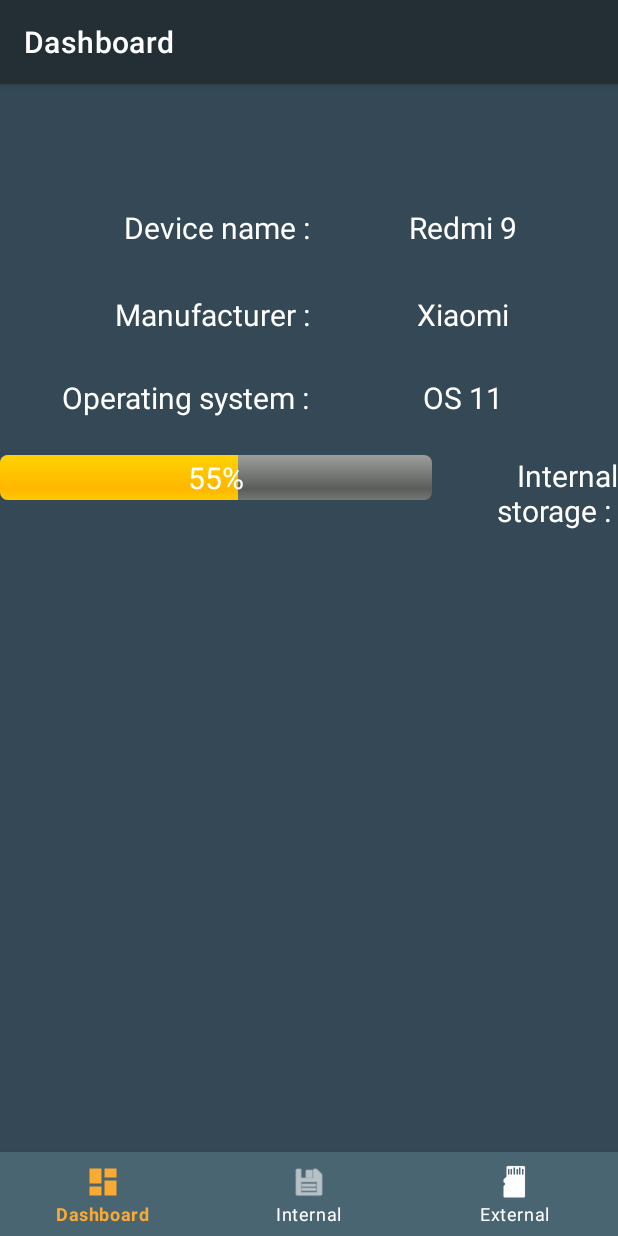
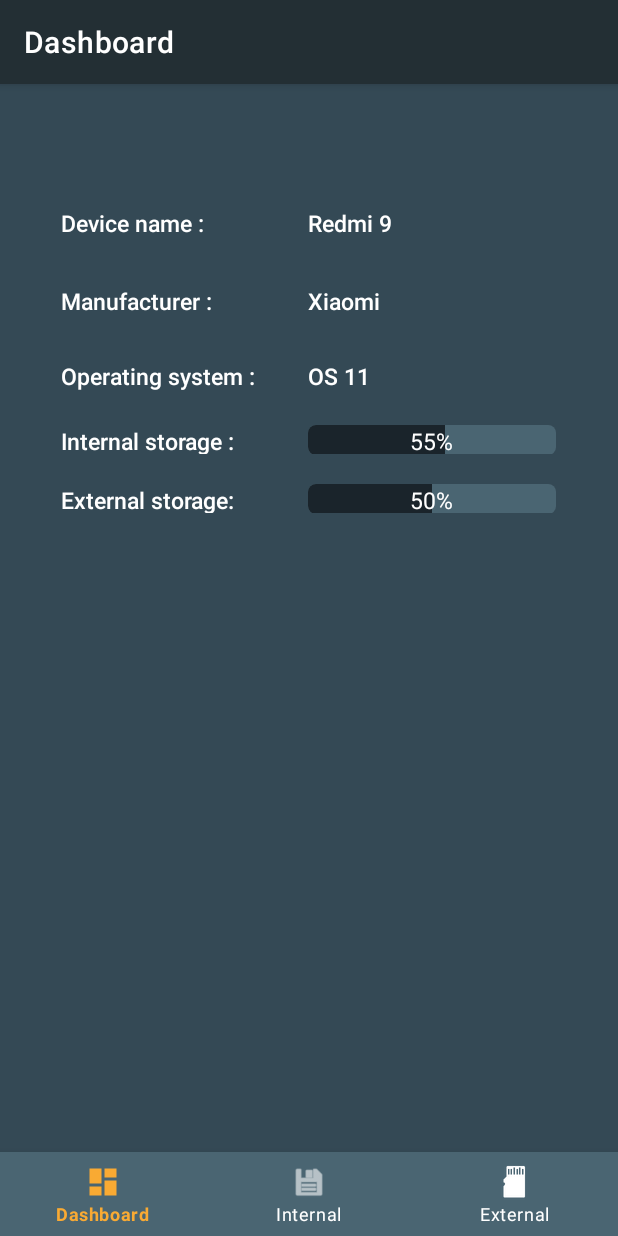
Before and after one commit to magericx/StorageManipulator, an Android app: the screen it shows after launch (MainActivity), on a phone screen of 412 x 824 dp. Run offline under Robolectric (Android 15) with nearby library versions, the phone set to English and light mode, and no system bars; our stand-ins replace navigation-ui.

Commit message:
Add styling and elements

```diff
--- a/app/src/main/res/layout/fragment_dashboard.xml
+++ b/app/src/main/res/layout/fragment_dashboard.xml
@@ -21,14 +21,20 @@
 
 
         <TextView
+            android:layout_width="0dp"
+            android:layout_height="wrap_content"
+            android:layout_weight=".10" />
+
+        <TextView
             android:id="@+id/title_device_name"
             android:layout_width="0dp"
             android:layout_height="wrap_content"
-            android:layout_weight=".50"
-            android:gravity="end"
+            android:layout_weight=".40"
+            android:fontFamily="sans-serif-medium"
+            android:gravity="start"
             android:text="@string/title_device_name"
             android:textColor="@color/white"
-            android:textSize="20sp"
+            android:textSize="15sp"
             app:layout_constraintBottom_toBottomOf="parent"
             app:layout_constraintEnd_toEndOf="parent"
             app:layout_constraintHorizontal_bias="0.0"
@@ -41,10 +47,11 @@
             android:layout_width="0dp"
             android:layout_height="wrap_content"
             android:layout_weight=".50"
-            android:gravity="center"
+            android:fontFamily="sans-serif-medium"
+            android:gravity="start"
             android:text="@string/text_device_name"
             android:textColor="@color/white"
-            android:textSize="20sp"
+            android:textSize="15sp"
             app:layout_constraintBottom_toBottomOf="parent"
             app:layout_constraintEnd_toEndOf="parent"
             app:layout_constraintHorizontal_bias="0.0"
@@ -66,14 +73,20 @@
         tools:layout_editor_absoluteX="0dp">
 
         <TextView
+            android:layout_width="0dp"
+            android:layout_height="wrap_content"
+            android:layout_weight=".10" />
+
+        <TextView
             android:id="@+id/title_manufacturer_name"
             android:layout_width="0dp"
             android:layout_height="wrap_content"
-            android:layout_weight=".50"
-            android:gravity="end"
+            android:layout_weight=".40"
+            android:fontFamily="sans-serif-medium"
+            android:gravity="start"
             android:text="@string/title_manufacturer"
             android:textColor="@color/white"
-            android:textSize="20sp"
+            android:textSize="15sp"
             app:layout_constraintBottom_toBottomOf="parent"
             app:layout_constraintEnd_toEndOf="parent"
             app:layout_constraintHorizontal_bias="0.0"
@@ -86,10 +99,11 @@
             android:layout_width="0dp"
             android:layout_height="wrap_content"
             android:layout_weight=".50"
-            android:gravity="center"
+            android:fontFamily="sans-serif-medium"
+            android:gravity="start"
             android:text="@string/text_manufacturer"
             android:textColor="@color/white"
-            android:textSize="20sp"
+            android:textSize="15sp"
             app:layout_constraintBottom_toBottomOf="parent"
             app:layout_constraintEnd_toEndOf="parent"
             app:layout_constraintHorizontal_bias="0.0"
@@ -111,14 +125,20 @@
         tools:layout_editor_absoluteX="0dp">
 
         <TextView
+            android:layout_width="0dp"
+            android:layout_height="wrap_content"
+            android:layout_weight=".10" />
+
+        <TextView
             android:id="@+id/title_operating_system"
             android:layout_width="0dp"
             android:layout_height="wrap_content"
-            android:layout_weight=".50"
-            android:gravity="end"
+            android:layout_weight=".40"
+            android:fontFamily="sans-serif-medium"
+            android:gravity="start"
             android:text="@string/title_operating_system"
             android:textColor="@color/white"
-            android:textSize="20sp"
+            android:textSize="15sp"
             app:layout_constraintBottom_toBottomOf="parent"
             app:layout_constraintEnd_toEndOf="parent"
             app:layout_constraintHorizontal_bias="0.0"
@@ -131,10 +151,11 @@
             android:layout_width="0dp"
             android:layout_height="wrap_content"
             android:layout_weight=".50"
-            android:gravity="center"
+            android:fontFamily="sans-serif-medium"
+            android:gravity="start"
             android:text="@string/text_operating_system"
             android:textColor="@color/white"
-            android:textSize="20sp"
+            android:textSize="15sp"
             app:layout_constraintBottom_toBottomOf="parent"
             app:layout_constraintEnd_toEndOf="parent"
             app:layout_constraintHorizontal_bias="0.0"
@@ -150,45 +171,26 @@
         android:layout_width="match_parent"
         android:layout_height="wrap_content"
         android:orientation="horizontal"
-        android:paddingTop="5dp"
         app:layout_constraintBottom_toBottomOf="parent"
         app:layout_constraintTop_toBottomOf="@+id/operating_system_container"
         app:layout_constraintVertical_bias="0.04"
         tools:layout_editor_absoluteX="0dp">
 
-        <FrameLayout
+        <TextView
             android:layout_width="0dp"
             android:layout_height="wrap_content"
-            android:layout_weight=".70">
-
-            <ProgressBar
-                android:id="@+id/internal_storage_progressBar"
-                style="@android:style/Widget.ProgressBar.Horizontal"
-                android:layout_width="match_parent"
-                android:layout_height="30dp"
-                android:layout_gravity="center"
-                android:progress="55" />
-
-            <TextView
-                android:id="@+id/text_internal_storage"
-                android:layout_width="wrap_content"
-                android:layout_height="wrap_content"
-                android:layout_gravity="center"
-                android:gravity="center"
-                android:text="@string/text_internal_storage"
-                android:textColor="@color/white"
-                android:textSize="20sp" />
-        </FrameLayout>
+            android:layout_weight=".10" />
 
         <TextView
             android:id="@+id/title_internal_storage"
             android:layout_width="0dp"
-            android:layout_height="wrap_content"
+            android:layout_height="match_parent"
             android:layout_weight=".30"
-            android:gravity="end"
+            android:fontFamily="sans-serif-medium"
+            android:gravity="start"
             android:text="@string/title_internal_storage"
             android:textColor="@color/white"
-            android:textSize="20sp"
+            android:textSize="15sp"
             app:layout_constraintBottom_toBottomOf="parent"
             app:layout_constraintEnd_toEndOf="parent"
             app:layout_constraintHorizontal_bias="0.0"
@@ -196,17 +198,114 @@
             app:layout_constraintTop_toTopOf="parent"
             app:layout_constraintVertical_bias="0.195" />
 
+        <TextView
+            android:layout_width="0dp"
+            android:layout_height="wrap_content"
+            android:layout_weight=".10" />
+
+        <FrameLayout
+            android:layout_width="0dp"
+            android:layout_height="match_parent"
+            android:layout_weight=".40"
+            app:layout_constraintBottom_toBottomOf="parent"
+            app:layout_constraintEnd_toEndOf="parent"
+            app:layout_constraintHorizontal_bias="0.0"
+            app:layout_constraintStart_toStartOf="parent"
+            app:layout_constraintTop_toTopOf="parent"
+            app:layout_constraintVertical_bias="0.195">
+
+            <ProgressBar
+                android:id="@+id/internal_storage_progressBar"
+                style="@android:style/Widget.ProgressBar.Horizontal"
+                android:layout_width="match_parent"
+                android:layout_height="20dp"
+                android:layout_gravity="center_vertical"
+                android:progress="55"
+                android:theme="@style/progressbar_theme" />
+
+            <TextView
+                android:id="@+id/text_internal_storage"
+                android:layout_width="wrap_content"
+                android:layout_height="wrap_content"
+                android:layout_gravity="center"
+                android:fontFamily="sans-serif"
+                android:gravity="center"
+                android:text="@string/text_internal_storage"
+                android:textColor="@color/white"
+                android:textSize="15sp" />
+        </FrameLayout>
+
+        <TextView
+            android:layout_width="0dp"
+            android:layout_height="wrap_content"
+            android:layout_weight=".10"
+            android:gravity="center" />
 
     </LinearLayout>
-    <!--    <ProgressBar-->
-    <!--        android:id="@+id/progressBar"-->
-    <!--        style="?android:attr/progressBarStyleHorizontal"-->
-    <!--        android:layout_width="260dp"-->
-    <!--        android:layout_height="20dp"-->
-    <!--        app:layout_constraintBottom_toBottomOf="parent"-->
-    <!--        app:layout_constraintEnd_toEndOf="parent"-->
-    <!--        app:layout_constraintHorizontal_bias="0.496"-->
-    <!--        app:layout_constraintStart_toStartOf="parent"-->
-    <!--        app:layout_constraintTop_toTopOf="parent"-->
-    <!--        app:layout_constraintVertical_bias="0.832" />-->
+
+    <LinearLayout
+        android:id="@+id/external_storage_container"
+        android:layout_width="match_parent"
+        android:layout_height="wrap_content"
+        android:orientation="horizontal"
+        app:layout_constraintBottom_toBottomOf="parent"
+        app:layout_constraintTop_toBottomOf="@+id/internal_storage_container"
+        app:layout_constraintVertical_bias="0.04"
+        tools:layout_editor_absoluteX="0dp">
+
+        <TextView
+            android:layout_width="0dp"
+            android:layout_height="wrap_content"
+            android:layout_weight=".10" />
+
+        <TextView
+            android:id="@+id/title_external_storage"
+            android:layout_width="0dp"
+            android:layout_height="match_parent"
+            android:layout_weight=".30"
+            android:fontFamily="sans-serif-medium"
+            android:gravity="start"
+            android:text="@string/title_external_storage"
+            android:textColor="@color/white"
+            android:textSize="15sp" />
+
+        <TextView
+            android:layout_width="0dp"
+            android:layout_height="wrap_content"
+            android:layout_weight=".10" />
+
+        <FrameLayout
+            android:layout_width="0dp"
+            android:layout_height="match_parent"
+            android:layout_weight=".40">
+
+            <ProgressBar
+                android:id="@+id/external_storage_progressBar"
+                style="@android:style/Widget.ProgressBar.Horizontal"
+                android:layout_width="match_parent"
+                android:layout_height="20dp"
+                android:layout_gravity="center_vertical"
+                android:progress="50"
+                android:theme="@style/progressbar_theme" />
+
+            <TextView
+                android:id="@+id/text_external_storage"
+                android:layout_width="wrap_content"
+                android:layout_height="wrap_content"
+                android:layout_gravity="center"
+                android:fontFamily="sans-serif"
+                android:gravity="center"
+                android:text="@string/text_external_storage"
+                android:textColor="@color/white"
+                android:textSize="15sp" />
+
+        </FrameLayout>
+
+        <TextView
+            android:layout_width="0dp"
+            android:layout_height="wrap_content"
+            android:layout_weight=".10"
+            android:gravity="center" />
+
+    </LinearLayout>
 </androidx.constraintlayout.widget.ConstraintLayout>
--- a/app/src/main/res/values/strings.xml
+++ b/app/src/main/res/values/strings.xml
@@ -14,6 +14,8 @@
     <string name="title_operating_system">Operating system : </string>
     <string name="text_operating_system">OS 11</string>
     <string name="text_internal_storage">55%</string>
-    <string name="title_internal_storage">"Internal storage : "</string>
+    <string name="title_internal_storage">Internal storage : </string>
+    <string name="text_external_storage">50%</string>
+    <string name="title_external_storage">External storage: </string>
 
 </resources>
--- /dev/null
+++ b/app/src/main/res/values/styles.xml
@@ -0,0 +1,8 @@
+<?xml version="1.0" encoding="utf-8"?>
+<resources>
+    <style name="progressbar_theme" parent="@style/Widget.AppCompat.ProgressBar.Horizontal">
+        <item name="android:progressBackgroundTint">@color/reply_blue</item>
+        <item name="android:progressTint">#1A242B</item>
+        <item name="android:minWidth">200dp</item>
+    </style>
+</resources>
```
Also changed, not shown: app/src/main/res/layout/activity_main.xml (+12 -0 lines).
